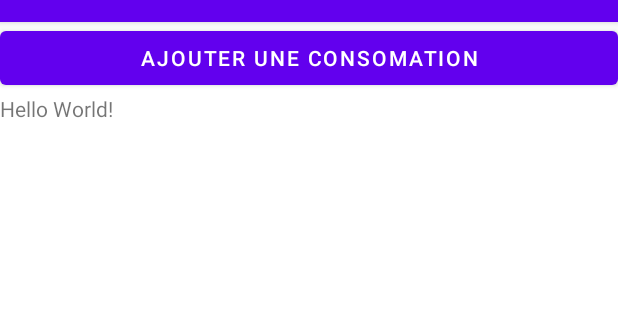
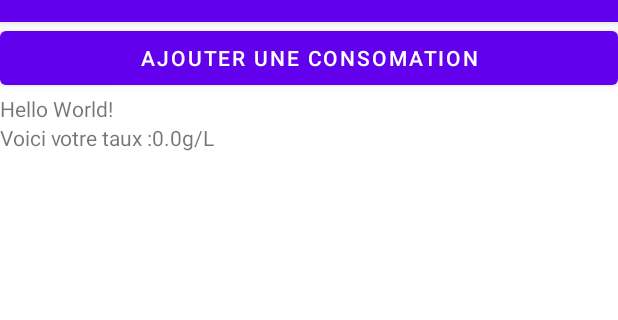
Before and after one commit to abadakor1ere/Drunk_level, an Android app: the MainActivity screen opened directly, with no data from a screen before it, on a phone screen of 412 x 824 dp, the part 62-382 px from its top. Run offline under Robolectric (Android 15) with nearby library versions, the phone set to English and light mode, and no system bars.

Commit message:
ajout niveau alcool

```diff
--- a/app/src/main/java/com/ayaya/drunklevel/MainActivity.java
+++ b/app/src/main/java/com/ayaya/drunklevel/MainActivity.java
@@ -5,6 +5,7 @@ import android.content.Intent;
 import android.content.SharedPreferences;
 import android.os.Bundle;
 import android.view.View;
+import android.widget.TextView;
 import android.widget.Toast;
 
 import androidx.activity.result.ActivityResultCallback;
@@ -52,7 +53,7 @@ public class MainActivity extends AppCompatActivity {
             @Override
             public Conso parseResult(int resultCode, Intent intent) {
                 if (resultCode == RESULT_OK && intent.getFloatExtra("volume", -1f) != -1f && intent.getStringExtra("drink") != null)
-                    return new Conso(new Date().getTime(), Drink.fromJSON(intent.getStringExtra("drink")), intent.getFloatExtra("volume", -1f));
+                    return new Conso(new Date().getTime()/1000, Drink.fromJSON(intent.getStringExtra("drink")), intent.getFloatExtra("volume", -1f));
                 return null;
             }
         }, new ActivityResultCallback<Conso>() {
@@ -61,7 +62,7 @@ public class MainActivity extends AppCompatActivity {
                 if (conso == null)
                     return;
                 consos.add(conso);
-                Toast.makeText(getApplicationContext(), conso.getTime()+" "+conso.getVolume()+"L de "+conso.getDrink().getName(), Toast.LENGTH_LONG).show();
+                refreshDrunkLevel();
             }
         });
 
@@ -78,6 +79,14 @@ public class MainActivity extends AppCompatActivity {
                 getConso.launch(null);
             }
         });
+
+        refreshDrunkLevel();
+    }
+
+    protected void refreshDrunkLevel() {
+        Toast.makeText(this, consos.toString(), Toast.LENGTH_SHORT).show();
+        TextView tauxAlcoolemie = findViewById(R.id.taux_alcoolemie);
+        tauxAlcoolemie.setText("Voici votre taux :"+getBloodConcentration(consos, new Date().getTime()/1000, 70, Sex.MALE)+"g/L");
 
     }
 
--- a/app/src/main/res/layout/activity_main.xml
+++ b/app/src/main/res/layout/activity_main.xml
@@ -16,4 +16,9 @@
         android:layout_height="wrap_content"
         android:text="Hello World!" />
 
+    <TextView
+        android:layout_width="match_parent"
+        android:layout_height="wrap_content"
+        android:id="@+id/taux_alcoolemie" />
+
 </LinearLayout>
```
